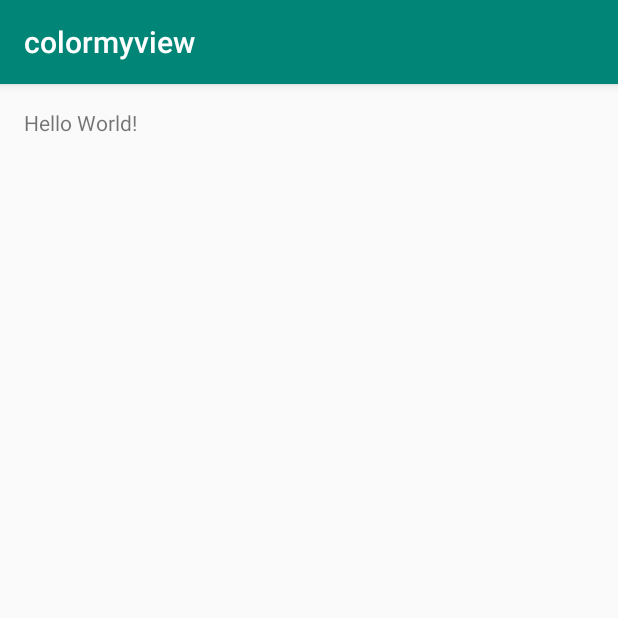
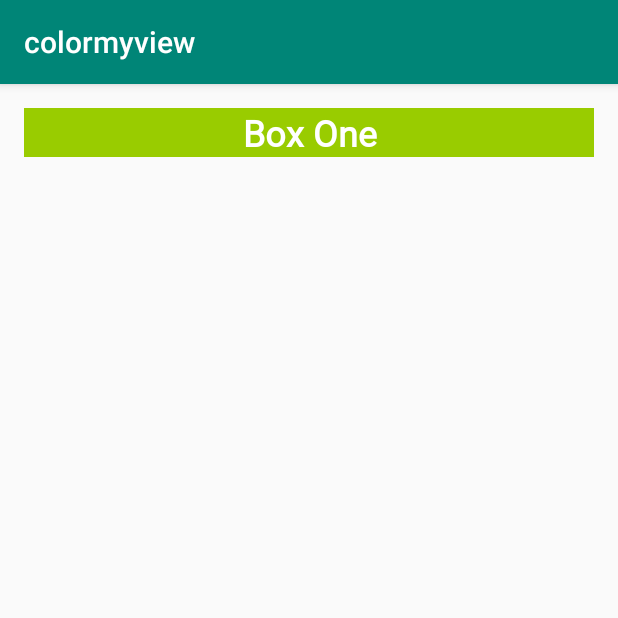
Before and after one commit to sr4p/ColorView, an Android app: the screen it shows after launch (MainActivity), on a phone screen of 412 x 824 dp, the top half of it. Run offline under Robolectric (Android 15) with nearby library versions, the phone set to English and light mode, and no system bars.

Commit message:
2.3box one

```diff
--- a/app/src/main/res/layout/activity_main.xml
+++ b/app/src/main/res/layout/activity_main.xml
@@ -10,10 +10,11 @@
     <TextView
             android:layout_width="0dp"
             android:layout_height="wrap_content"
-            android:text="Hello World!"
+            android:text="@string/box_one"
             app:layout_constraintLeft_toLeftOf="parent"
             app:layout_constraintRight_toRightOf="parent"
             app:layout_constraintTop_toTopOf="parent" android:layout_marginTop="@dimen/margin_wide"
-            android:layout_marginRight="@dimen/margin_wide" android:layout_marginLeft="@dimen/margin_wide"/>
+            android:layout_marginRight="@dimen/margin_wide" android:layout_marginLeft="@dimen/margin_wide"
+            android:fontFamily="@font/roboto" android:textSize="@dimen/box_text_size" style="@style/whiteBox"/>
 
 </androidx.constraintlayout.widget.ConstraintLayout>
--- a/app/src/main/res/values/dimens.xml
+++ b/app/src/main/res/values/dimens.xml
@@ -1,4 +1,5 @@
 <?xml version="1.0" encoding="utf-8"?>
 <resources>
     <dimen name="margin_wide">16dp</dimen>
+    <dimen name="box_text_size">24sp</dimen>
 </resources>
--- a/app/src/main/res/values/strings.xml
+++ b/app/src/main/res/values/strings.xml
@@ -1,3 +1,4 @@
 <resources>
     <string name="app_name">colormyview</string>
+    <string name="box_one">Box One</string>
 </resources>
--- a/app/src/main/res/values/styles.xml
+++ b/app/src/main/res/values/styles.xml
@@ -8,4 +8,12 @@
         <item name="colorAccent">@color/colorAccent</item>
     </style>
 
+    <style name="whiteBox">
+        <item name="android:background">@android:color/holo_green_light</item>
+        <item name="android:textAlignment">center</item>
+        <item name="android:textSize">@dimen/box_text_size</item>
+        <item name="android:textStyle">bold</item>
+        <item name="android:textColor">@android:color/white</item>
+        <item name="android:fontFamily">@font/roboto</item>
+    </style>
 </resources>
```
Also changed, not shown: app/src/main/res/font/roboto.ttf (added).
